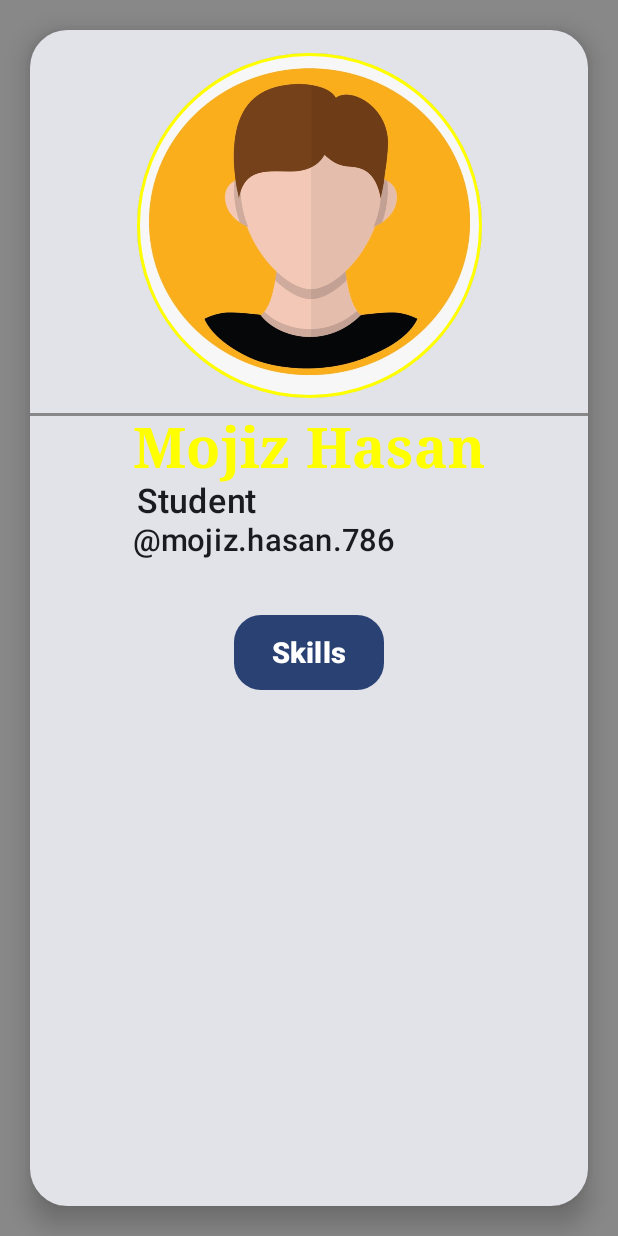
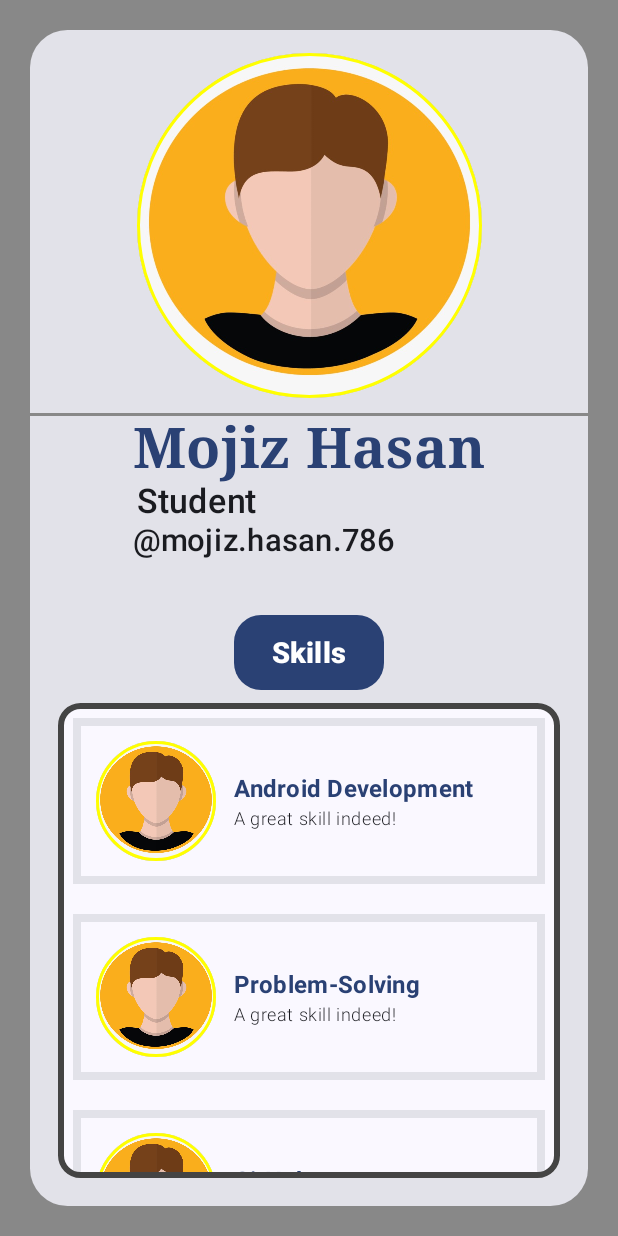
Before and after one commit to SyedRizvi786092/jet-biz-card, an Android app built with Jetpack Compose: the screen it shows after launch (MainActivity), after a tap on "Skills", on a phone screen of 412 x 824 dp. Run offline under Robolectric (Android 15) with nearby library versions, the phone set to English and light mode, and no system bars.

Commit message:
The JetBizCard app has been successfully build for the first time...

```diff
--- a/app/src/main/java/com/example/jetbizcard/MainActivity.kt
+++ b/app/src/main/java/com/example/jetbizcard/MainActivity.kt
@@ -1,12 +1,16 @@
 package com.example.jetbizcard
 
+//import android.media.Image
 import android.os.Bundle
 import androidx.activity.ComponentActivity
 import androidx.activity.compose.setContent
 import androidx.compose.foundation.BorderStroke
 import androidx.compose.foundation.Image
+import androidx.compose.foundation.background
 import androidx.compose.foundation.layout.Arrangement
+import androidx.compose.foundation.layout.Box
 import androidx.compose.foundation.layout.Column
+import androidx.compose.foundation.layout.Row
 import androidx.compose.foundation.layout.fillMaxHeight
 import androidx.compose.foundation.layout.fillMaxSize
 import androidx.compose.foundation.layout.fillMaxWidth
@@ -15,30 +19,40 @@ import androidx.compose.foundation.layout.offset
 import androidx.compose.foundation.layout.padding
 import androidx.compose.foundation.layout.size
 import androidx.compose.foundation.layout.width
+import androidx.compose.foundation.lazy.LazyColumn
+import androidx.compose.foundation.lazy.items
 import androidx.compose.foundation.shape.CircleShape
 import androidx.compose.foundation.shape.CornerSize
 import androidx.compose.foundation.shape.RoundedCornerShape
 import androidx.compose.material3.Button
-import androidx.compose.material3.ButtonColors
+//import androidx.compose.material3.ButtonColors
 import androidx.compose.material3.Card
-import androidx.compose.material3.CardColors
-import androidx.compose.material3.CardDefaults.cardElevation
-import androidx.compose.material3.CardElevation
+import androidx.compose.material3.CardDefaults
+//import androidx.compose.material3.CardColors
+//import androidx.compose.material3.CardDefaults.cardElevation
+//import androidx.compose.material3.CardElevation
+//import androidx.compose.material3.CardElevation
 import androidx.compose.material3.Divider
 import androidx.compose.material3.MaterialTheme
 import androidx.compose.material3.Surface
 import androidx.compose.material3.Text
-import androidx.compose.material3.contentColorFor
+//import androidx.compose.material3.contentColorFor
 import androidx.compose.runtime.Composable
+import androidx.compose.runtime.mutableStateOf
+import androidx.compose.runtime.remember
 import androidx.compose.ui.Alignment
 import androidx.compose.ui.Modifier
 import androidx.compose.ui.graphics.Color
+import androidx.compose.ui.graphics.RectangleShape
+//import androidx.compose.ui.graphics.painter.BitmapPainter
+//import androidx.compose.ui.graphics.painter.Painter
 import androidx.compose.ui.layout.ContentScale
 import androidx.compose.ui.res.painterResource
-import androidx.compose.ui.text.TextStyle
+//import androidx.compose.ui.text.TextStyle
+//import androidx.compose.ui.text.TextStyle
 import androidx.compose.ui.text.font.FontFamily
 import androidx.compose.ui.text.font.FontWeight
-import androidx.compose.ui.text.style.TextAlign
+//import androidx.compose.ui.text.style.TextAlign
 import androidx.compose.ui.tooling.preview.Preview
 import androidx.compose.ui.unit.TextUnit
 import androidx.compose.ui.unit.TextUnitType
@@ -73,7 +87,7 @@ fun CreateBizCard() {
             .height(390.dp)
             .padding(20.dp),
             shape = RoundedCornerShape(corner = CornerSize(25.dp)),
-            elevation = cardElevation(10.dp,4.dp,6.dp,8.dp,8.dp,20.dp)
+            elevation = CardDefaults.cardElevation()
         ) {
             Column(modifier = Modifier
                 .height(380.dp)
@@ -81,7 +95,7 @@ fun CreateBizCard() {
                 .padding(vertical = 5.dp),
                 verticalArrangement = Arrangement.Top,
                 horizontalAlignment = Alignment.CenterHorizontally) {
-                CreateProfileImage()
+                CreateProfileImage(modifier = Modifier)
                 Divider(modifier = Modifier.height(2.dp),
                     thickness = 10.dp,
                     color = Color.Gray)
@@ -94,6 +108,9 @@ fun CreateBizCard() {
 
 @Composable
 private fun ShowSkills() {
+    val buttonClickedState = remember {
+        mutableStateOf(false)
+    }
     Column(
         modifier = Modifier
             .fillMaxWidth()
@@ -102,7 +119,9 @@ private fun ShowSkills() {
         horizontalAlignment = Alignment.CenterHorizontally
     ) {
         Button(
-            onClick = { /*TODO*/ },
+            onClick = {
+                      buttonClickedState.value = !buttonClickedState.value
+            },
             shape = RoundedCornerShape(18.dp),
             modifier = Modifier.size(width = 100.dp, height = 50.dp)
         ) {
@@ -113,6 +132,12 @@ private fun ShowSkills() {
                 fontSize = TextUnit(19.5f, TextUnitType.Sp)
             )
         }
+        if(buttonClickedState.value)
+            ListSkills()
+        else
+            Box {
+
+            }
     }
 }
 
@@ -120,7 +145,7 @@ private fun ShowSkills() {
 private fun DisplayText() {
     Text(
         text = "Mojiz Hasan",
-        color = Color.Yellow,
+        color = MaterialTheme.colorScheme.surfaceTint,
         fontSize = TextUnit(37.5f, TextUnitType.Sp),
         fontWeight = FontWeight.Bold,
         fontFamily = FontFamily.Serif,
@@ -141,9 +166,9 @@ private fun DisplayText() {
 }
 
 @Composable
-private fun CreateProfileImage() {
+private fun CreateProfileImage(modifier: Modifier) {
     Surface(
-        modifier = Modifier
+        modifier = modifier
             .size(250.dp)
             .padding(10.dp),
         shape = CircleShape,
@@ -154,9 +179,57 @@ private fun CreateProfileImage() {
         Image(
             painter = painterResource(id = R.drawable.profile_image),
             contentDescription = "Profile Image",
-            modifier = Modifier.size(135.dp),
+            modifier = modifier.size(135.dp),
             contentScale = ContentScale.FillBounds
         )
+    }
+}
+
+@Composable
+fun ListSkills() {
+    Box(modifier = Modifier
+        .fillMaxSize()
+        .padding(5.dp)) {
+        Surface(modifier = Modifier
+            .fillMaxSize()
+            .padding(3.dp),
+            shape = RoundedCornerShape(15.dp),
+            border = BorderStroke(4.dp,Color.DarkGray)
+        ) {
+            Skills(data = listOf("Android Development", "Problem-Solving", "GitHub"))
+        }
+    }
+}
+
+@Composable
+fun Skills(data: List<String>) {
+    LazyColumn {
+        items(data) {
+            item -> Card(modifier = Modifier
+            .padding(10.dp)
+            .fillMaxWidth(),
+            shape = RectangleShape,
+            elevation = CardDefaults.cardElevation()
+            ) {
+                Row(modifier = Modifier
+                    .padding(5.dp).fillMaxWidth()
+                    .background(MaterialTheme.colorScheme.surface)) {
+                    CreateProfileImage(modifier = Modifier.size(100.dp))
+                    Column(modifier = Modifier
+                        .padding(2.dp)
+                        .align(alignment = Alignment.CenterVertically)) {
+                        Text(text = item,
+                            fontWeight = FontWeight.Bold,
+                            style = MaterialTheme.typography.titleMedium,
+                            color = MaterialTheme.colorScheme.primary
+                        )
+                        Text(text = "A great skill indeed!",
+                            fontWeight = FontWeight.Light,
+                            style = MaterialTheme.typography.bodySmall)
+                    }
+                }
+            }
+        }
     }
 }
 
```
